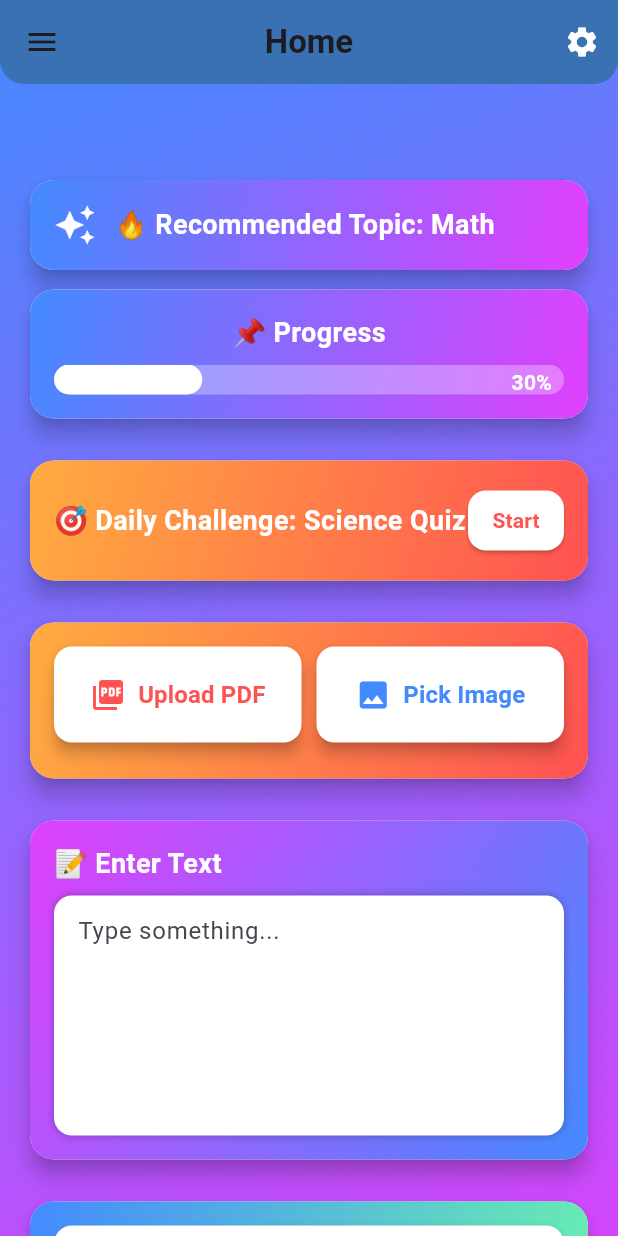
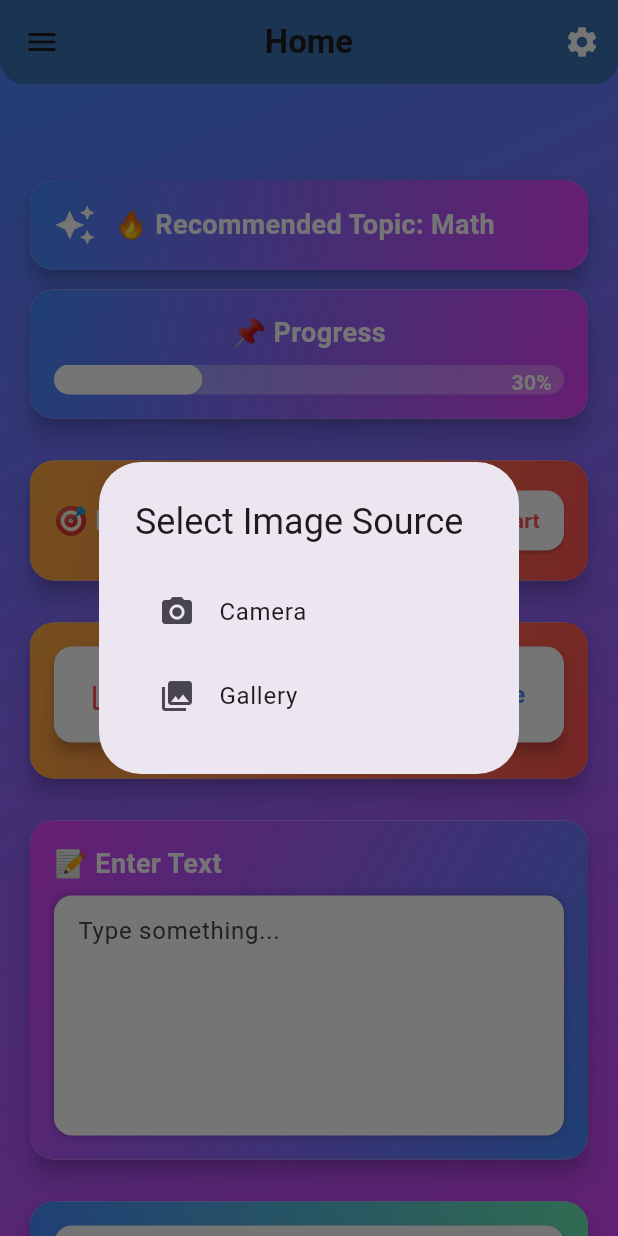
Before and after one commit to Ravikumar00721/College_Project, a Flutter app: the HomeScreen screen opened by its route, after a tap on "Pick Image", on a phone screen of 412 x 824 dp. Run offline on Flutter 3.47's test engine with Material 3 defaults, Android fonts, the phone set to English and light mode, and no system bars; our stand-ins replace cloud_firestore, file_picker, firebase_auth, firebase_core, firebase_storage, flutter_riverpod and 8 more; missing offline and left inert: google_mlkit_text_recognition, pdfx, syncfusion_flutter_pdf; accounts and stored records are empty.

Commit message:
In Progress

```diff
--- a/quiz_craft_ai/lib/routes/routes.dart
+++ b/quiz_craft_ai/lib/routes/routes.dart
@@ -1,7 +1,9 @@
 import 'package:flutter/material.dart';
 import 'package:go_router/go_router.dart';
+import 'package:quiz_craft_ai/views/quiz/quiz_screen.dart';
 
 // Import Screens
+import '../models/quizmodel.dart';
 import '../views/auth/login_screen.dart';
 import '../views/auth/signup_screen.dart';
 import '../views/history/history_screen.dart';
@@ -10,6 +12,14 @@
 import '../views/profile/profile_screen.dart';
 import '../views/splash/splash_screen.dart';
 import '../views/tutorial/tutorial_screen.dart';
+
+final quiz = QuizModel(
+  id: '1',
+  question: 'What is the capital of France?',
+  options: ['Berlin', 'Madrid', 'Paris', 'Rome'],
+  correctOptionIndex: 2,
+  explanation: 'Paris is the capital of France.',
+);
 
 final GoRouter router = GoRouter(
   initialLocation: "/", // Start with Splash Screen
@@ -22,6 +32,9 @@
     GoRoute(path: "/home", builder: (context, state) => HomeScreen()),
     GoRoute(path: "/myprofile", builder: (context, state) => MyProfileScreen()),
     GoRoute(path: "/history", builder: (context, state) => HistoryScreen()),
+    GoRoute(
+        path: "/generate-quiz",
+        builder: (context, state) => QuizScreen(quiz: quiz)),
 
     // 🔹 Profile Edit Sheet as a Full Screen Page
     GoRoute(
--- a/quiz_craft_ai/lib/services/ocr_services.dart
+++ b/quiz_craft_ai/lib/services/ocr_services.dart
@@ -2,46 +2,56 @@
 import 'dart:typed_data';
 
 import 'package:file_picker/file_picker.dart';
-import 'package:firebase_auth/firebase_auth.dart';
+import 'package:flutter/material.dart';
 import 'package:google_mlkit_text_recognition/google_mlkit_text_recognition.dart';
+import 'package:image_picker/image_picker.dart';
 import 'package:path_provider/path_provider.dart';
 import 'package:pdfx/pdfx.dart' as pdfx;
-import 'package:quiz_craft_ai/services/textdata.dart';
 import 'package:syncfusion_flutter_pdf/pdf.dart' as syncfusion;
 
-import '../models/quizmodel.dart';
+class OCRServices {
+  static final ImagePicker _imagePicker = ImagePicker();
 
-class OCRServices {
-  static final FirestoreService _firestoreService = FirestoreService();
-
-  /// 📌 Updated Image Handler
-  static Future<Map<String, String>?> pickImageAndExtractText() async {
+  static Future<Map<String, String>?> pickImageAndExtractText(
+      BuildContext context) async {
     try {
-      final result = await FilePicker.platform.pickFiles(
-        type: FileType.image,
+      // Show a dialog to choose between camera and gallery
+      final source = await showDialog<ImageSource>(
+        context: context,
+        builder: (context) => AlertDialog(
+          title: Text("Select Image Source"),
+          content: Column(
+            mainAxisSize: MainAxisSize.min,
+            children: [
+              ListTile(
+                leading: Icon(Icons.camera_alt),
+                title: Text("Camera"),
+                onTap: () => Navigator.pop(context, ImageSource.camera),
+              ),
+              ListTile(
+                leading: Icon(Icons.photo_library),
+                title: Text("Gallery"),
+                onTap: () => Navigator.pop(context, ImageSource.gallery),
+              ),
+            ],
+          ),
+        ),
       );
 
-      if (result != null && result.files.single.path != null) {
-        final imageFile = File(result.files.single.path!);
-        final fileName = result.files.single.name;
-        final extractedText = await extractTextFromImage(imageFile);
+      if (source == null) return null; // User canceled
 
-        // Save to Firestore
-        final textData = TextDataModel(
-          id: DateTime.now().millisecondsSinceEpoch.toString(),
-          userId: FirebaseAuth.instance.currentUser?.uid ?? '',
-          extractedText: extractedText,
-          timestamp: DateTime.now(),
-        );
+      // Pick image
+      final pickedFile = await _imagePicker.pickImage(source: source);
+      if (pickedFile == null) return null; // No image selected
 
-        await _firestoreService.saveExtractedText(textData);
+      final imageFile = File(pickedFile.path);
+      final fileName = pickedFile.name;
+      final extractedText = await extractTextFromImage(imageFile);
 
-        return {
-          'fileName': fileName,
-          'extractedText': extractedText,
-        };
-      }
-      return null;
+      return {
+        'fileName': fileName,
+        'extractedText': extractedText,
+      };
     } catch (e) {
       print("🔥 Image processing error: $e");
       return {'fileName': "", 'extractedText': "Error: ${e.toString()}"};
@@ -76,16 +86,6 @@
         final pdfFile = File(result.files.single.path!);
         final fileName = result.files.single.name;
         final extractedText = await extractTextFromPDF(pdfFile);
-
-        // Save to Firestore
-        final textData = TextDataModel(
-          id: DateTime.now().millisecondsSinceEpoch.toString(),
-          userId: FirebaseAuth.instance.currentUser?.uid ?? '',
-          extractedText: extractedText,
-          timestamp: DateTime.now(),
-        );
-
-        await _firestoreService.saveExtractedText(textData);
 
         return {
           'fileName': fileName,
--- a/quiz_craft_ai/lib/views/home/home_screen.dart
+++ b/quiz_craft_ai/lib/views/home/home_screen.dart
@@ -8,7 +8,9 @@
 import 'package:quiz_craft_ai/services/auth_services.dart';
 
 import '../../core/themes.dart';
+import '../../models/quizmodel.dart';
 import '../../services/ocr_services.dart';
+import '../../services/textdata.dart';
 import 'create_profile.dart';
 
 class HomeScreen extends StatefulWidget {
@@ -16,7 +18,7 @@
   _HomeScreenState createState() => _HomeScreenState();
 }
 
-class _HomeScreenState extends State<HomeScreen> {
+class _HomeScreenState extends State<HomeScreen> with WidgetsBindingObserver {
   final AuthService authService = AuthService();
   User? user = FirebaseAuth.instance.currentUser;
   bool _profileExists = false;
@@ -28,11 +30,31 @@
   File? _pickedImage;
   String? selectedFileName;
   String? extractedText;
+  // Add in HomeScreen state
+  late TextEditingController _textController;
+  String? _selectedInputSource; // 'image', 'pdf', or 'text'
 
   @override
   void initState() {
     super.initState();
+    WidgetsBinding.instance.addObserver(this);
+    _textController = TextEditingController();
     _fetchUserProfile();
+  }
+
+  @override
+  void dispose() {
+    WidgetsBinding.instance.removeObserver(this); // Remove observer
+    _textController.dispose();
+    super.dispose();
+  }
+
+  @override
+  void didChangeAppLifecycleState(AppLifecycleState state) {
+    if (state == AppLifecycleState.resumed) {
+      // Clear inputs when the app resumes
+      _clearInputs();
+    }
   }
 
   Future<void> _fetchUserProfile() async {
@@ -427,8 +449,8 @@
                       final result = await OCRServices.pickPDFAndExtractText();
                       if (result != null) {
                         setState(() {
-                          selectedFileName = result['fileName'];
-                          extractedText = result['extractedText'];
+                          _selectedInputSource = 'pdf';
+                          _textController.text = result['extractedText']!;
                         });
                       }
                     },
@@ -442,11 +464,11 @@
                     "Pick Image",
                     () async {
                       final result =
-                          await OCRServices.pickImageAndExtractText();
+                          await OCRServices.pickImageAndExtractText(context);
                       if (result != null) {
                         setState(() {
-                          selectedFileName = result['fileName'];
-                          extractedText = result['extractedText'];
+                          _selectedInputSource = 'image';
+                          _textController.text = result['extractedText']!;
                         });
                       }
                     },
@@ -456,31 +478,36 @@
               ],
             ),
             SizedBox(height: 8),
-            if (selectedFileName != null) ...[
-              SizedBox(height: 8),
+            if (_selectedInputSource != null)
               Container(
                 padding: EdgeInsets.all(8),
-                decoration: BoxDecoration(
-                  color: Colors.white.withOpacity(0.1),
-                  borderRadius: BorderRadius.circular(8),
-                ),
                 child: Row(
                   children: [
-                    Icon(Icons.check_circle, color: Colors.green, size: 16),
-                    SizedBox(width: 4),
+                    Icon(Icons.check_circle, color: Colors.green),
+                    SizedBox(width: 8),
                     Text(
-                      'Text extracted successfully!',
-                      style: TextStyle(color: Colors.white, fontSize: 12),
+                      _selectedInputSource == 'text'
+                          ? 'Using manual input'
+                          : 'Using ${_selectedInputSource!.toUpperCase()} file: ${selectedFileName ?? ''}',
                     ),
                   ],
                 ),
               ),
-            ],
           ],
         ),
       ),
     );
   }
+
+  void _clearInputs() {
+    setState(() {
+      _selectedInputSource = null;
+      selectedFileName = null;
+      _textController.clear();
+    });
+  }
+
+// Use this when switching between input methods
 
   Widget _buildUploadButton(
       IconData icon, String label, VoidCallback onPressed, Color color) {
@@ -532,7 +559,27 @@
                   padding: EdgeInsets.symmetric(vertical: 18), // Adjust height
                   elevation: 4,
                 ),
-                onPressed: () {},
+                onPressed: () async {
+                  if (_textController.text.isEmpty) {
+                    ScaffoldMessenger.of(context).showSnackBar(
+                      SnackBar(content: Text('Please input some text')),
+                    );
+                    return;
+                  }
+                  // Save to Firebase
+                  final textData = TextDataModel(
+                    id: DateTime.now().millisecondsSinceEpoch.toString(),
+                    userId: user?.uid ?? '',
+                    extractedText: _textController.text,
+                    timestamp: DateTime.now(),
+                    sourceType: _selectedInputSource ?? 'text',
+                  );
+
+                  await FirestoreService().saveExtractedText(textData);
+
+                  // Navigate to quiz generation screen
+                  context.push('/generate-quiz', extra: _textController.text);
+                },
                 child: Text("Generate Quiz",
                     style:
                         TextStyle(fontSize: 18, fontWeight: FontWeight.bold)),
@@ -582,6 +629,7 @@
                 ],
               ),
               child: TextField(
+                controller: _textController,
                 decoration: InputDecoration(
                   hintText: "Type something...",
                   border: OutlineInputBorder(
@@ -589,6 +637,11 @@
                       borderSide: BorderSide.none),
                   contentPadding: EdgeInsets.all(12),
                 ),
+                onChanged: (value) {
+                  if (value.isNotEmpty) {
+                    setState(() => _selectedInputSource = 'text');
+                  }
+                },
                 maxLines: null, // Allows multiline input
                 keyboardType: TextInputType.multiline,
               ),
```
Also changed, not shown: quiz_craft_ai/lib/models/quizmodel.dart (+28 -11 lines), quiz_craft_ai/lib/views/quiz/quiz_screen.dart (+131 -0 lines).
